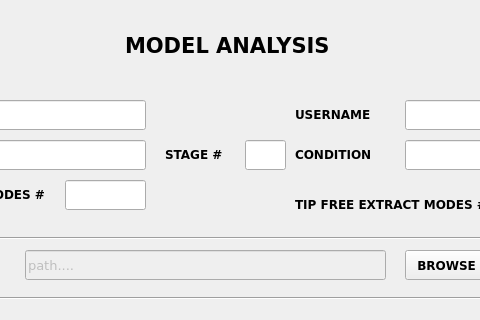
The window that rst.ui (R4RPA/model_analysis) describes before a commit, drawn with Qt 5; both pictures show x 155 to 635 and y 0 to 320 of the 751 by 630 pixel window.
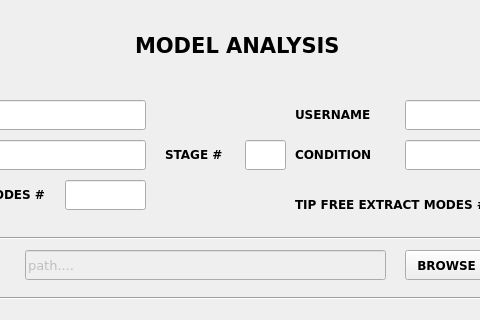
The same window after the commit. Icons and pictures are not drawn.

What changed in the file:
```diff
--- a/rst.ui
+++ b/rst.ui
@@ -449,7 +449,7 @@
    <widget class="QLabel" name="label_85">
     <property name="geometry">
      <rect>
-      <x>280</x>
+      <x>290</x>
       <y>30</y>
       <width>221</width>
       <height>31</height>
```
Left out of the diff: 54 changed lines with no effect on the pictures.
